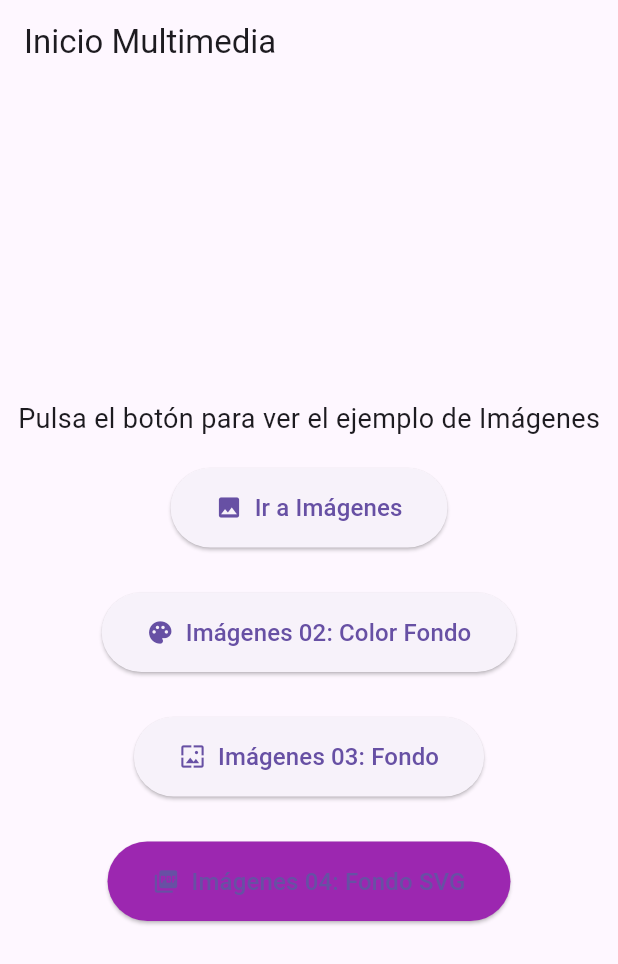
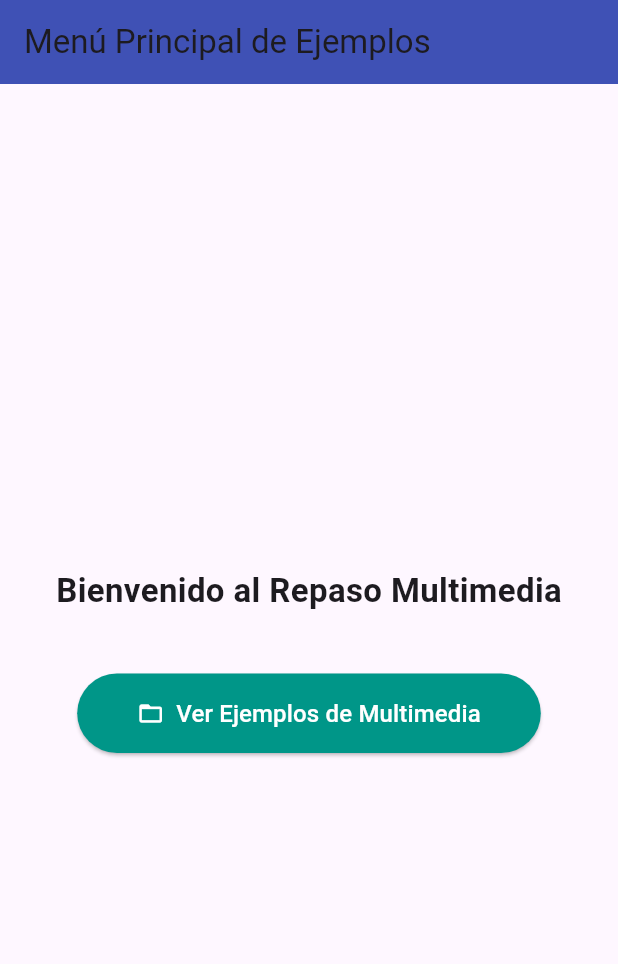
Before and after one commit to 66RAPTOR/multimedia01, a Flutter app: the screen it shows after launch, on a phone screen of 412 x 824 dp. Shown: the top 964 px of the screen. Run offline on Flutter 3.47's test engine with Material 3 defaults, Android fonts, the phone set to English and light mode, and no system bars; our stand-ins replace flutter_svg.

Commit message:
Restructurar navegacion

```diff
--- a/lib/main.dart
+++ b/lib/main.dart
@@ -4,7 +4,8 @@
 import 'package:flutter/material.dart';
 // 2. Importación del archivo que contiene el widget principal (HomeScreen)
 //    de la aplicación.
-import 'package:multimedia01/home_screen.dart'; // Asegúrate que 'multimedia01' sea el nombre de tu proyecto
+import 'package:multimedia01/screen/ExampleImages/home_screen_images.dart';
+import 'package:multimedia01/screen/menu_screen.dart'; // Asegúrate que 'multimedia01' sea el nombre de tu proyecto
 
 // 3. Función principal de Dart: El punto de entrada de la aplicación.
 void main() {
@@ -35,7 +36,7 @@ class MyApp extends StatelessWidget {
       ),
       // 'home': Especifica el widget que debe mostrarse primero al iniciar la aplicación.
       // Aquí dirigimos la aplicación a nuestro widget modularizado HomeScreen.
-      home: const HomeScreen(),
+      home: const MenuScreen(),
     );
   }
 }
--- a/lib/home_screen.dart
+++ b/lib/screen/ExampleImages/home_screen_images.dart
@@ -27,7 +27,7 @@ class MyApp extends StatelessWidget {
         primarySwatch: Colors.teal,
       ),
       // Define qué widget debe mostrarse primero al iniciar la aplicación.
-      home: const HomeScreen(),
+      home: const HomeScreenImages(),
     );
   }
 }
@@ -36,8 +36,8 @@ class MyApp extends StatelessWidget {
 
 // 2. Pantalla Principal (HomeScreen): El contenido visible del inicio.
 //    Es un StatelessWidget porque su contenido (el botón y el texto) no necesita cambiar internamente.
-class HomeScreen extends StatelessWidget {
-  const HomeScreen({super.key});
+class HomeScreenImages extends StatelessWidget {
+  const HomeScreenImages({super.key});
 
   @override
   Widget build(BuildContext context) {
--- /dev/null
+++ b/lib/screen/menu_screen.dart
@@ -0,0 +1,52 @@
+// lib/screen/menu_screen.dart
+import 'package:flutter/material.dart';
+// Importamos la pantalla a la que navegaremos
+import 'ExampleImages/home_screen_images.dart';
+
+// 🎯 Pantalla de Menú Principal
+// Contiene la navegación a la siguiente capa (HomeScreen).
+class MenuScreen extends StatelessWidget {
+  const MenuScreen({super.key});
+
+  @override
+  Widget build(BuildContext context) {
+    return Scaffold(
+      appBar: AppBar(
+        title: const Text('Menú Principal de Ejemplos'),
+        backgroundColor: Colors.indigo,
+      ),
+      body: Center(
+        child: Column(
+          mainAxisAlignment: MainAxisAlignment.center,
+          children: <Widget>[
+            const Text(
+              'Bienvenido al Repaso Multimedia',
+              style: TextStyle(fontSize: 22, fontWeight: FontWeight.bold),
+            ),
+            const SizedBox(height: 40),
+
+            // Botón que lleva a la pantalla HomeScreen (Ejemplos de Multimedia)
+            ElevatedButton.icon(
+              icon: const Icon(Icons.folder_open),
+              label: const Text('Ver Ejemplos de Multimedia', style: TextStyle(fontSize: 16)),
+              style: ElevatedButton.styleFrom(
+                padding: const EdgeInsets.symmetric(horizontal: 40, vertical: 15),
+                backgroundColor: Colors.teal, // Color que contrasta con el AppBar
+                foregroundColor: Colors.white,
+              ),
+              onPressed: () {
+                // Navega a HomeScreen
+                Navigator.push(
+                  context,
+                  MaterialPageRoute(
+                    builder: (context) => const HomeScreenImages(),
+                  ),
+                );
+              },
+            ),
+          ],
+        ),
+      ),
+    );
+  }
+}
```
Also changed, not shown: lib/screen/ExampleImages/image_loading_screen_04.dart (+2 -8 lines).
